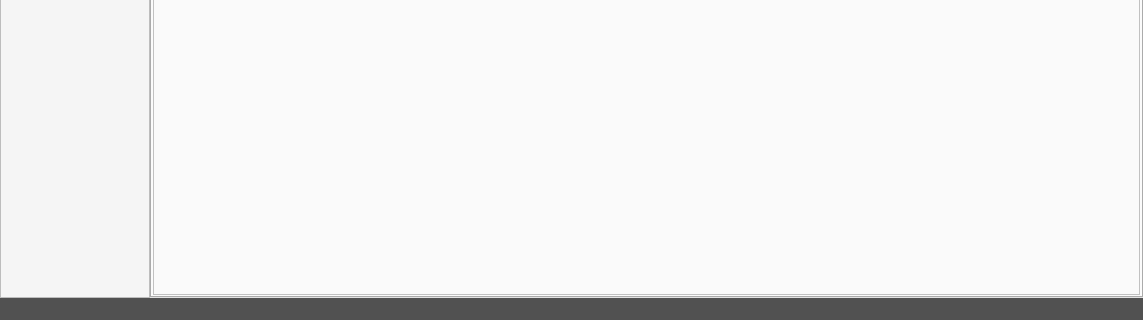
Above: src/mainwindow.ui from jubal-R/ObjGui before the change; both pictures show x 0 to 1143 and y 255 to 575 of the 1143 by 575 pixel window. Below: the same form after it.
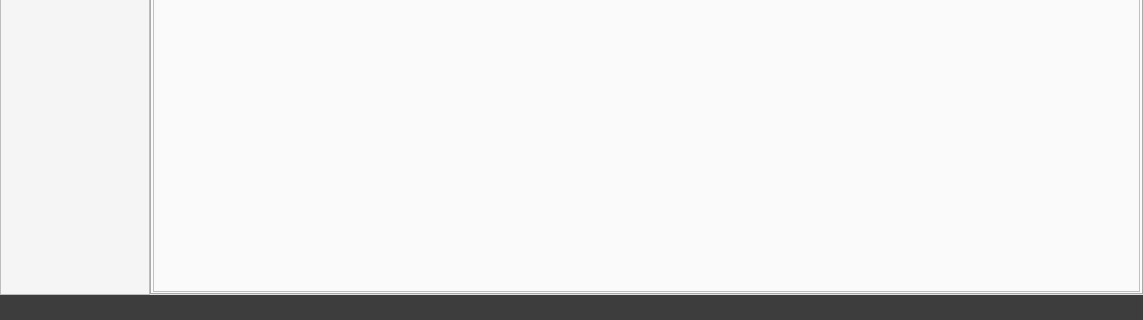
That is the form after the change.

Commit message: Added custom statusbar with file format label

Patch:
```diff
--- a/src/mainwindow.ui
+++ b/src/mainwindow.ui
@@ -550,6 +550,59 @@
       </item>
      </layout>
     </item>
+    <item row="1" column="0">
+     <widget class="QWidget" name="statusbar" native="true">
+      <property name="minimumSize">
+       <size>
+        <width>0</width>
+        <height>25</height>
+       </size>
+      </property>
+      <property name="maximumSize">
+       <size>
+        <width>16777215</width>
+        <height>25</height>
+       </size>
+      </property>
+      <property name="styleSheet">
+       <string notr="true">background-color: rgb(61, 61, 61);
+color: rgb(240, 240, 240);</string>
+      </property>
+      <layout class="QGridLayout" name="gridLayout_8">
+       <property name="leftMargin">
+        <number>0</number>
+       </property>
+       <property name="topMargin">
+        <number>0</number>
+       </property>
+       <property name="rightMargin">
+        <number>0</number>
+       </property>
+       <property name="bottomMargin">
+        <number>0</number>
+       </property>
+       <item row="0" column="0">
+        <widget class="QLabel" name="fileFormatlabel">
+         <property name="layoutDirection">
+          <enum>Qt::LeftToRight</enum>
+         </property>
+         <property name="styleSheet">
+          <string notr="true"/>
+         </property>
+         <property name="text">
+          <string/>
+         </property>
+         <property name="alignment">
+          <set>Qt::AlignRight|Qt::AlignTrailing|Qt::AlignVCenter</set>
+         </property>
+         <property name="indent">
+          <number>10</number>
+         </property>
+        </widget>
+       </item>
+      </layout>
+     </widget>
+    </item>
    </layout>
   </widget>
   <widget class="QMenuBar" name="menuBar">
@@ -615,11 +668,6 @@
    <addaction name="menuPreferences"/>
    <addaction name="menuAbout"/>
   </widget>
-  <widget class="QStatusBar" name="statusBar">
-   <property name="styleSheet">
-    <string notr="true">background-color: rgb(81, 81, 81);</string>
-   </property>
-  </widget>
   <action name="actionOpen">
    <property name="text">
     <string>Disassemble</string>
```
The commit also changes 3 other files.
